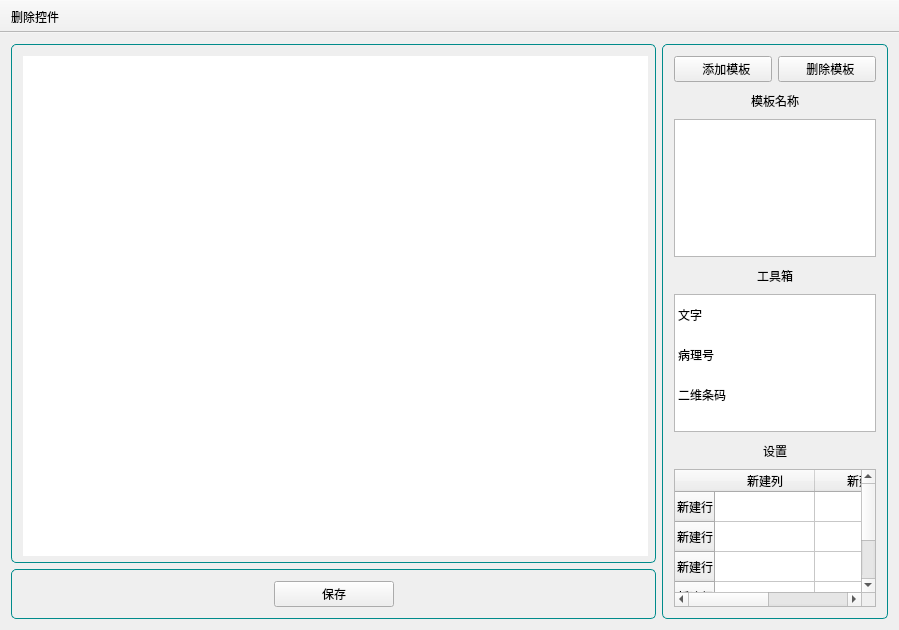
Qt form printtemplate/templatesetup.ui (YYC572652645/PatholoSystem) before a commit.
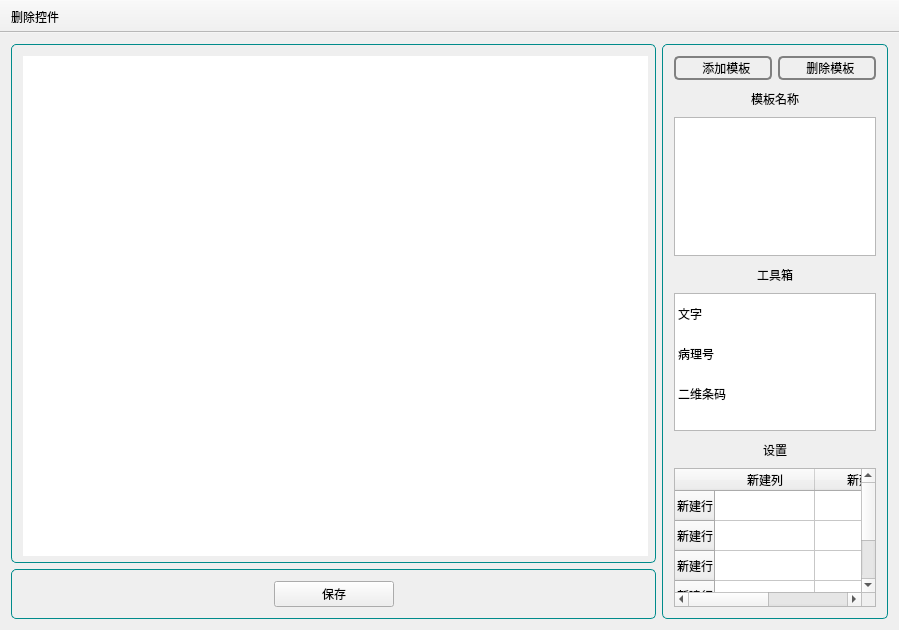
The same form after that commit. Icons and pictures are not drawn. Custom widgets are drawn as their Qt base class.

```diff
--- a/printtemplate/templatesetup.ui
+++ b/printtemplate/templatesetup.ui
@@ -209,6 +209,30 @@
                    <verstretch>0</verstretch>
                   </sizepolicy>
                  </property>
+                 <property name="styleSheet">
+                  <string notr="true">QPushButton
+{
+    background-color: transparent;
+    border-radius:5px;
+    border:2px solid gray;
+    color:black;
+    height:20px;
+}
+
+QPushButton:hover
+{
+    background-color: rgb(0,130,150);
+    border-radius:5px;
+    color:white;
+}
+
+QPushButton:hover:pressed
+{
+    background-color:rgb(85,170,255);
+    border-radius:5px;
+    color:white;
+}</string>
+                 </property>
                  <property name="text">
                   <string>  添加模板</string>
                  </property>
@@ -232,6 +256,30 @@
                    <verstretch>0</verstretch>
                   </sizepolicy>
                  </property>
+                 <property name="styleSheet">
+                  <string notr="true">QPushButton
+{
+    background-color: transparent;
+    border-radius:5px;
+    border:2px solid gray;
+    color:black;
+    height:20px;
+}
+
+QPushButton:hover
+{
+    background-color: rgb(0,130,150);
+    border-radius:5px;
+    color:white;
+}
+
+QPushButton:hover:pressed
+{
+    background-color:rgb(85,170,255);
+    border-radius:5px;
+    color:white;
+}</string>
+                 </property>
                  <property name="text">
                   <string>  删除模板</string>
                  </property>
```
